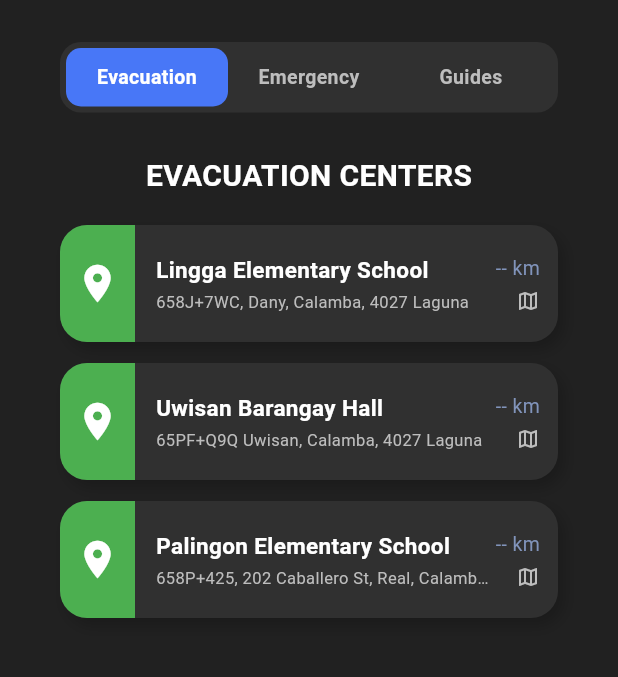
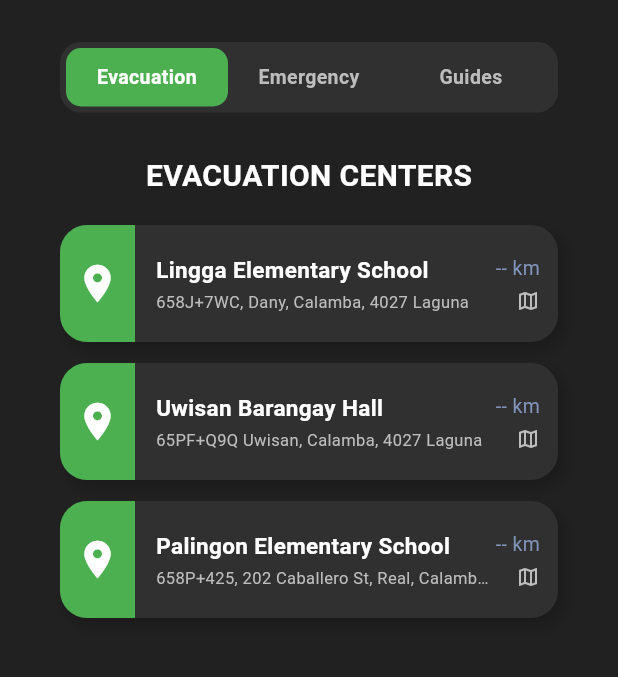
Before and after one commit to Mangobject-oriented/DETECT-CO, a Flutter app: the EvacuateTab screen opened directly, on a phone screen of 412 x 824 dp, the part 93-770 px from its top. Run offline on Flutter 3.47's test engine with Material 3 defaults, Android fonts, the phone set to English and light mode, and no system bars; our stand-ins replace curved_navigation_bar, firebase_core, firebase_database, firebase_messaging, flutter_local_notifications, flutter_map and 3 more; missing offline and left inert: flutter_ringtone_player, llama_flutter_android, torch_flashlight; accounts and stored records are empty; network calls fail.

Commit message:
Updated evacuate page

```diff
--- a/lib/pages/evacuate.dart
+++ b/lib/pages/evacuate.dart
@@ -230,9 +230,15 @@ class _EvacuateTabState extends State<EvacuateTab> {
                 duration: const Duration(milliseconds: 200),
                 padding: const EdgeInsets.symmetric(vertical: 10),
                 decoration: BoxDecoration(
-                  color: isSelected
-                      ? const Color.fromARGB(255, 72, 119, 247)
-                      : Colors.transparent,
+                  // Evacuation (0) = green, Emergency (1) = red,
+                  // Guides (2) = unchanged blue.
+                  color: !isSelected
+                      ? Colors.transparent
+                      : index == 0
+                          ? Colors.green
+                          : index == 1
+                              ? const Color(0xFFFF3035)
+                              : const Color.fromARGB(255, 72, 119, 247),
                   borderRadius: BorderRadius.circular(10),
                 ),
                 child: Text(
```
